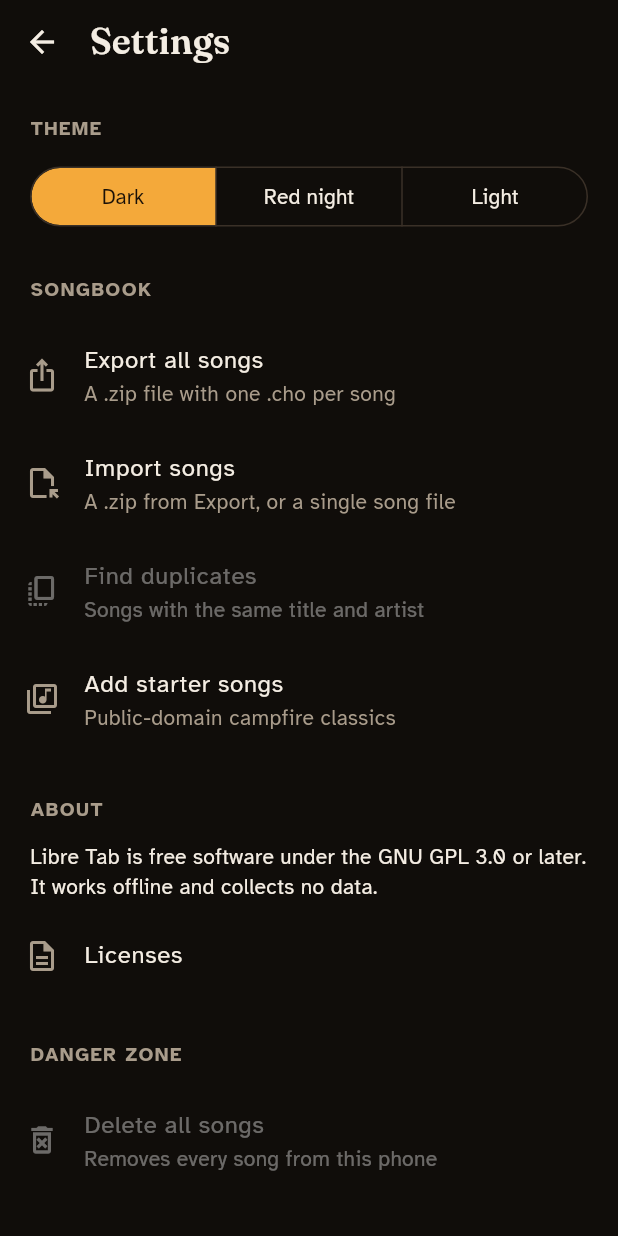
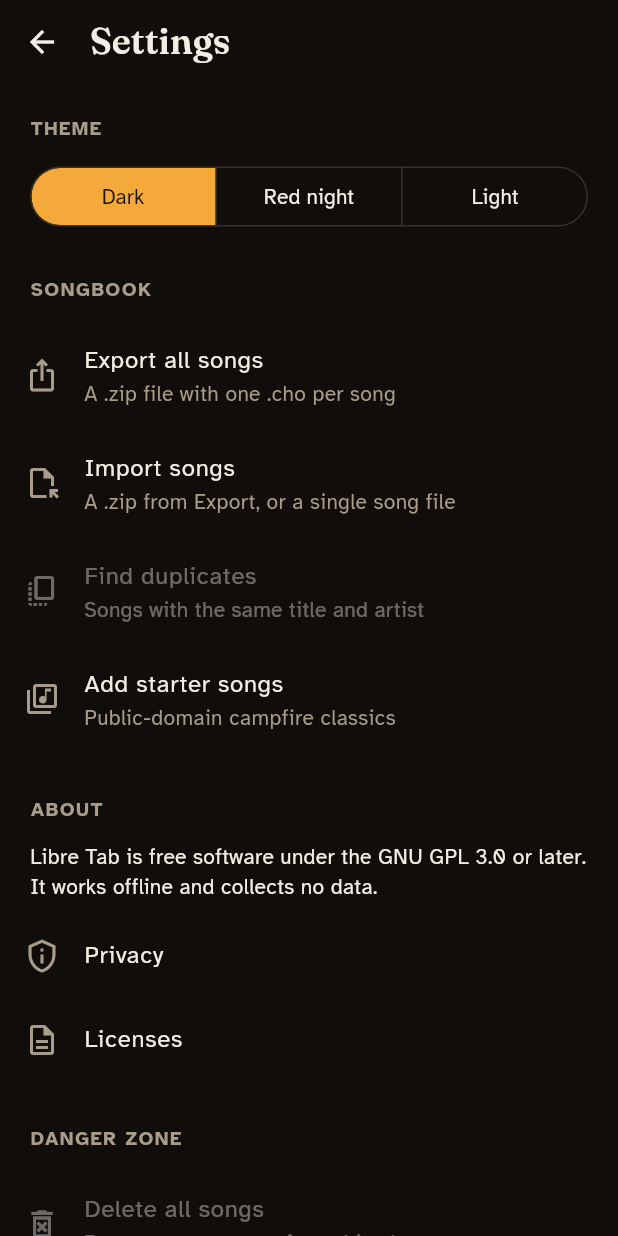
Before and after one commit to Brunux/libre-tab, a Flutter app: the screen it shows after launch, after a tap on "Setlists", after a tap on the "tune" icon, on a phone screen of 412 x 824 dp. Run offline on Flutter 3.47's test engine with Material 3 defaults, Android fonts, the phone set to English and light mode, and no system bars; our stand-ins replace drift, drift_flutter, file_picker, flutter_riverpod, flutter_slidable, go_router and 4 more; missing offline and left inert: record; accounts and stored records are empty; generated files the repository leaves out were written again; project files that could hold a hidden picture were left out.

Commit message:
App Store readiness: in-app privacy policy, privacy manifest, 1.0.0
Reviewed against the App Store Review Guidelines and current upload
requirements (Xcode 26 SDK, iOS 13+ target):
- Settings → Privacy shows the privacy policy inside the app (5.1.1(i)),
  offline, with the link to the full text.
- ios/Runner/PrivacyInfo.xcprivacy: no tracking, no data collected;
  file timestamps C617.1 (SQLite) and UserDefaults CA92.1.
- ITSAppUsesNonExemptEncryption = NO; version 1.0.0 (1).
- Dark launch screen with the logo instead of a white flash.
- PRIVACY.md no longer names other platforms (2.3.10); photos plural.
- docs/store/app-review.md: build checks, App Store Connect answers (App
  Privacy, age rating, content rights), reviewer notes with a sample chord
  sheet, and a guideline-by-guideline check.
- Dropped the iPad tuner intro screenshot (2.3.3: show the app in use).

Co-Authored-By: Claude Opus 5.5 <noreply@anthropic.com>

```diff
--- a/lib/app/router.dart
+++ b/lib/app/router.dart
@@ -6,6 +6,7 @@ import 'package:libre_tab/features/editor/presentation/song_editor_screen.dart';
 import 'package:libre_tab/features/library/presentation/library_screen.dart';
 import 'package:libre_tab/features/library/presentation/setlist_screen.dart';
 import 'package:libre_tab/features/settings/presentation/duplicates_screen.dart';
+import 'package:libre_tab/features/settings/presentation/privacy_screen.dart';
 import 'package:libre_tab/features/settings/presentation/settings_screen.dart';
 import 'package:libre_tab/features/song_view/presentation/setlist_player_screen.dart';
 import 'package:libre_tab/features/song_view/presentation/song_view_screen.dart';
@@ -17,6 +18,7 @@ abstract final class Routes {
   static const tuner = '/tuner';
   static const settings = '/settings';
   static const duplicates = '/settings/duplicates';
+  static const privacy = '/settings/privacy';
   static String song(int id) => '/songs/$id';
   static String editSong(int id) => '/songs/$id/edit';
   static String setlist(int id) => '/setlists/$id';
@@ -92,6 +94,11 @@ final routerProvider = Provider<GoRouter>((ref) {
             parentNavigatorKey: rootKey,
             builder: (_, _) => const DuplicatesScreen(),
           ),
+          GoRoute(
+            path: 'privacy',
+            parentNavigatorKey: rootKey,
+            builder: (_, _) => const PrivacyScreen(),
+          ),
         ],
       ),
       GoRoute(
--- a/lib/features/settings/presentation/settings_screen.dart
+++ b/lib/features/settings/presentation/settings_screen.dart
@@ -90,6 +90,11 @@ class SettingsScreen extends ConsumerWidget {
             Padding(
               padding: const EdgeInsets.fromLTRB(20, 0, 20, 8),
               child: Text(l10n.aboutBody),
+            ),
+            ListTile(
+              leading: const Icon(Icons.privacy_tip_outlined),
+              title: Text(l10n.privacyTitle),
+              onTap: () => context.push(Routes.privacy),
             ),
             ListTile(
               leading: const Icon(Icons.description_outlined),
--- a/lib/l10n/app_localizations.dart
+++ b/lib/l10n/app_localizations.dart
@@ -1093,6 +1093,60 @@ abstract class AppLocalizations {
   /// In en, this message translates to:
   /// **'That file is too big to be a song.'**
   String get fileTooBig;
+
+  /// No description provided for @privacyTitle.
+  ///
+  /// In en, this message translates to:
+  /// **'Privacy'**
+  String get privacyTitle;
+
+  /// No description provided for @privacySummary.
+  ///
+  /// In en, this message translates to:
+  /// **'Libre Tab collects no data. It has no account, no ads and no analytics, and it never connects to the internet.'**
+  String get privacySummary;
+
+  /// No description provided for @privacySongsTitle.
+  ///
+  /// In en, this message translates to:
+  /// **'Your songs'**
+  String get privacySongsTitle;
+
+  /// No description provided for @privacySongsBody.
+  ///
+  /// In en, this message translates to:
+  /// **'Your songs, setlists and settings stay on this device. They leave it only when you share or export them. Your device\'s own backup includes them, like any app\'s data.'**
+  String get privacySongsBody;
+
+  /// No description provided for @privacyMicTitle.
+  ///
+  /// In en, this message translates to:
+  /// **'Microphone'**
+  String get privacyMicTitle;
+
+  /// No description provided for @privacyMicBody.
+  ///
+  /// In en, this message translates to:
+  /// **'The tuner listens only while the Tuner tab is on screen. The sound is analyzed on the device and thrown away at once: nothing is recorded, saved or sent.'**
+  String get privacyMicBody;
+
+  /// No description provided for @privacyPhotosTitle.
+  ///
+  /// In en, this message translates to:
+  /// **'Camera and photos'**
+  String get privacyPhotosTitle;
+
+  /// No description provided for @privacyPhotosBody.
+  ///
+  /// In en, this message translates to:
+  /// **'Scan photo reads a song from a photo you take or choose. The text is read on the device and the photo isn\'t kept. When you choose photos, the app only sees the ones you pick.'**
+  String get privacyPhotosBody;
+
+  /// No description provided for @privacyMore.
+  ///
+  /// In en, this message translates to:
+  /// **'Full privacy policy and questions:'**
+  String get privacyMore;
 }
 
 class _AppLocalizationsDelegate
--- a/pubspec.yaml
+++ b/pubspec.yaml
@@ -2,7 +2,7 @@ name: libre_tab
 description: "Offline campfire songbook (ChordPro) and guitar tuner."
 publish_to: 'none'
 
-version: 0.1.0+1
+version: 1.0.0+1
 
 environment:
   sdk: ^3.12.2
```
Also changed, not shown: lib/features/settings/presentation/privacy_screen.dart (added, +61 -0 lines), lib/l10n/app_en.arb (+10 -1 lines), lib/l10n/app_es.arb (+10 -1 lines), lib/l10n/app_localizations_en.dart (+31 -0 lines), lib/l10n/app_localizations_es.dart (+31 -0 lines), docs/store/review-sample.png (added), 12 other files.
